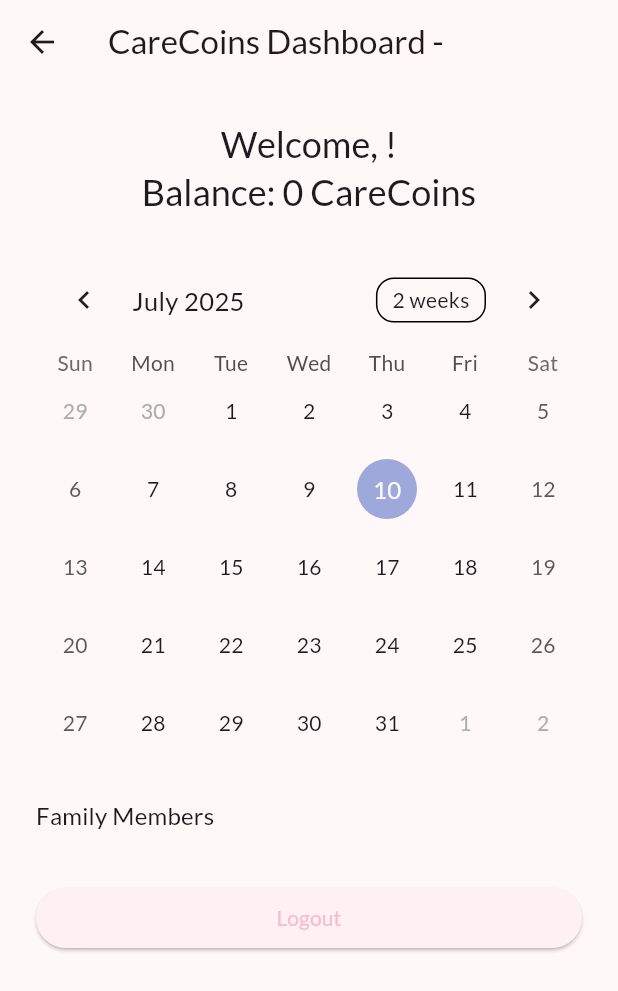
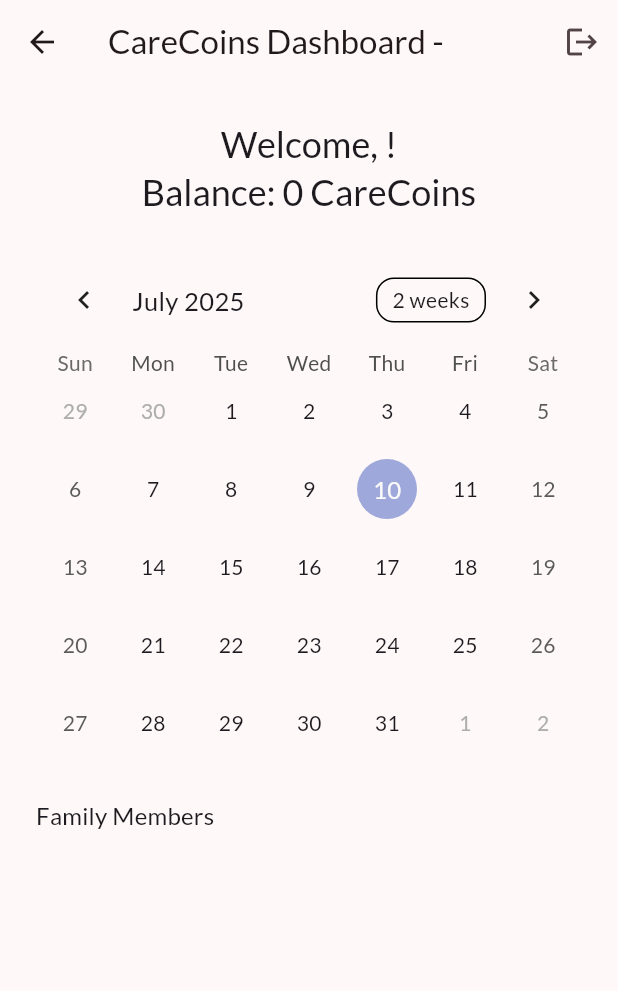
Before and after one commit to PabloGTUOC/CareCoins, a Flutter app: the HomePage screen opened directly, on a phone screen of 412 x 824 dp. Shown: the top 991 px of the screen. Run offline on Flutter 3.47's test engine with Material 3 defaults, Android fonts, the phone set to English and light mode, and no system bars; drawn by our look-alikes of table_calendar; our stand-ins replace flutter_signin_button, google_fonts, supabase_flutter; missing offline and left inert: gotrue; accounts and stored records are empty; network calls fail.

Commit message:
Remove extra logout button

```diff
--- a/lib/screens/home_page.dart
+++ b/lib/screens/home_page.dart
@@ -122,7 +122,16 @@ class _HomePageState extends State<HomePage> {
     final userName =
         user?.userMetadata?['full_name'] ?? user?.email ?? 'Guest';
     return Scaffold(
-      appBar: AppBar(title: Text('CareCoins Dashboard - $userName')),
+      appBar: AppBar(
+          title: Text('CareCoins Dashboard - $userName'),
+        actions: [
+          IconButton(
+            onPressed: () => _logout(context),
+            tooltip: 'Logout',
+            icon: const Icon(Icons.logout),
+          ),
+        ],
+      ),
       body: SingleChildScrollView(
         padding: const EdgeInsets.all(24.0),
         child: Column(
@@ -161,11 +170,6 @@ class _HomePageState extends State<HomePage> {
                     trailing: Text('${m['carecoins_balance'] ?? 0} CC'),
                   ),
                 ),
-            const SizedBox(height: 24),
-            ElevatedButton(
-              onPressed: () => _logout(context),
-              child: const Text('Logout'),
-            ),
           ],
         ),
       ),
```
